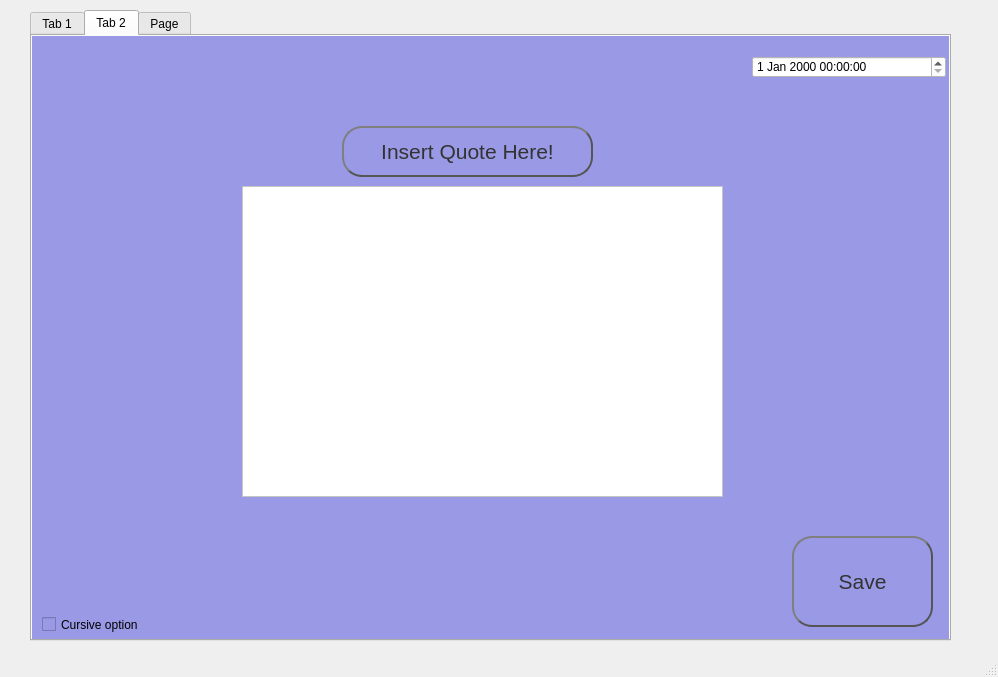
Dillon-Goicoechea/QuoteManagement, file mainwindow.ui: the form before one commit.
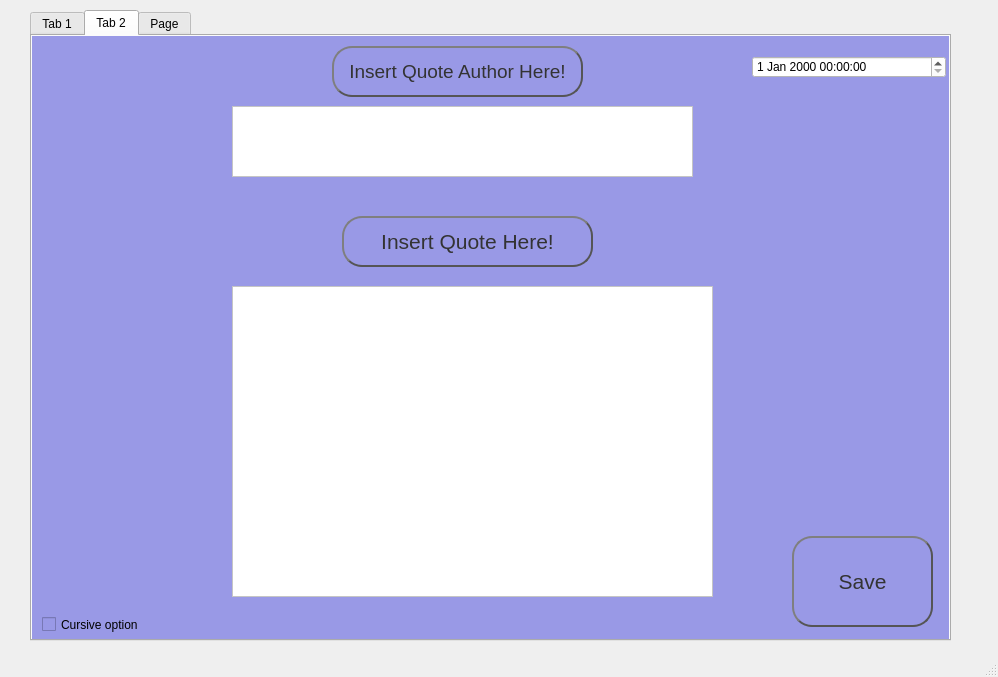
The form after the commit. The open tabs and pages were chosen to show the change.

```diff
--- a/mainwindow.ui
+++ b/mainwindow.ui
@@ -237,8 +237,8 @@
      <widget class="QTextEdit" name="textEdit">
       <property name="geometry">
        <rect>
-        <x>210</x>
-        <y>150</y>
+        <x>200</x>
+        <y>250</y>
         <width>481</width>
         <height>311</height>
        </rect>
@@ -305,7 +305,7 @@
       <property name="geometry">
        <rect>
         <x>310</x>
-        <y>90</y>
+        <y>180</y>
         <width>251</width>
         <height>51</height>
        </rect>
@@ -345,6 +345,63 @@
        <bool>true</bool>
       </property>
      </widget>
+     <widget class="QTextEdit" name="QuoteAuthorEntryBox">
+      <property name="geometry">
+       <rect>
+        <x>200</x>
+        <y>70</y>
+        <width>461</width>
+        <height>71</height>
+       </rect>
+      </property>
+      <property name="styleSheet">
+       <string notr="true">background-color: rgb(255, 255, 255);</string>
+      </property>
+     </widget>
+     <widget class="QLabel" name="InsertQuoteAuthorLabel">
+      <property name="geometry">
+       <rect>
+        <x>300</x>
+        <y>10</y>
+        <width>251</width>
+        <height>51</height>
+       </rect>
+      </property>
+      <property name="font">
+       <font>
+        <family>Arial</family>
+        <pointsize>14</pointsize>
+       </font>
+      </property>
+      <property name="contextMenuPolicy">
+       <enum>Qt::DefaultContextMenu</enum>
+      </property>
+      <property name="layoutDirection">
+       <enum>Qt::LeftToRight</enum>
+      </property>
+      <property name="styleSheet">
+       <string notr="true">
+    color: #333;
+    border: 2px solid #555;
+    border-radius: 20px;
+    border-style: outset;
+    background: qradialgradient(
+        cx: 0.3, cy: -0.4, fx: 0.3, fy: -0.4,
+        radius: 1.35, stop: 0 #fff, stop: 1 #888
+        );
+    padding: 5px;
+    </string>
+      </property>
+      <property name="text">
+       <string>Insert Quote Author Here!</string>
+      </property>
+      <property name="alignment">
+       <set>Qt::AlignCenter</set>
+      </property>
+      <property name="wordWrap">
+       <bool>true</bool>
+      </property>
+     </widget>
     </widget>
     <widget class="QWidget" name="ViewSavedQuotesPage">
      <property name="enabled">
```
Left out of the diff: 26 changed lines with no effect on the pictures.
